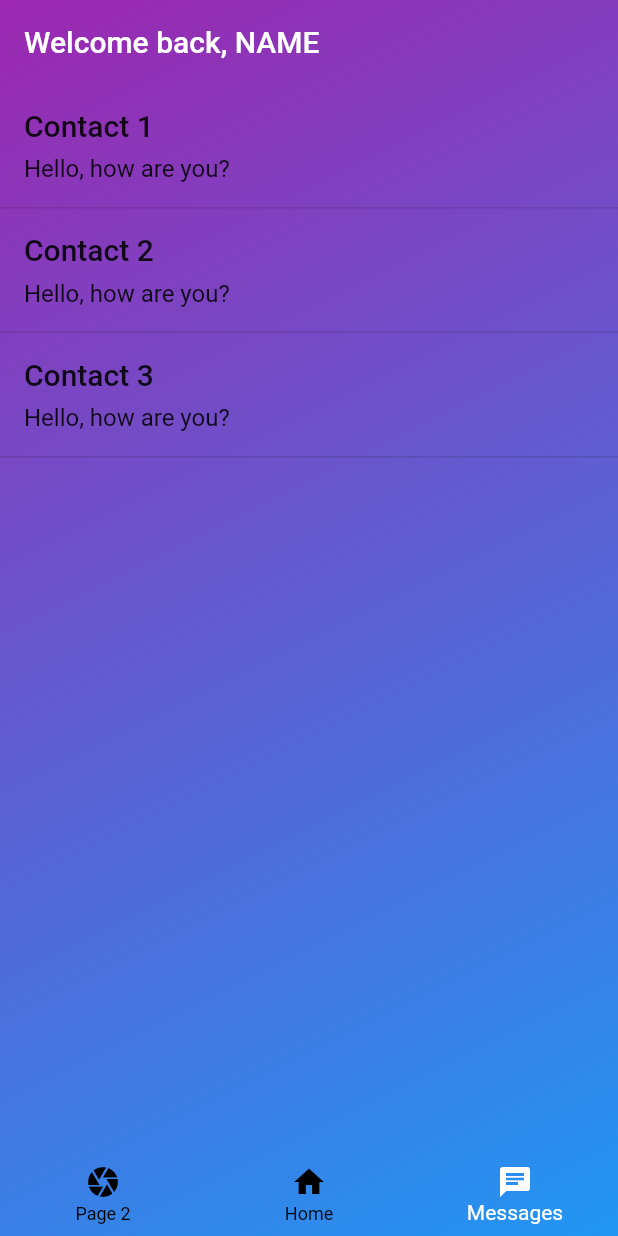
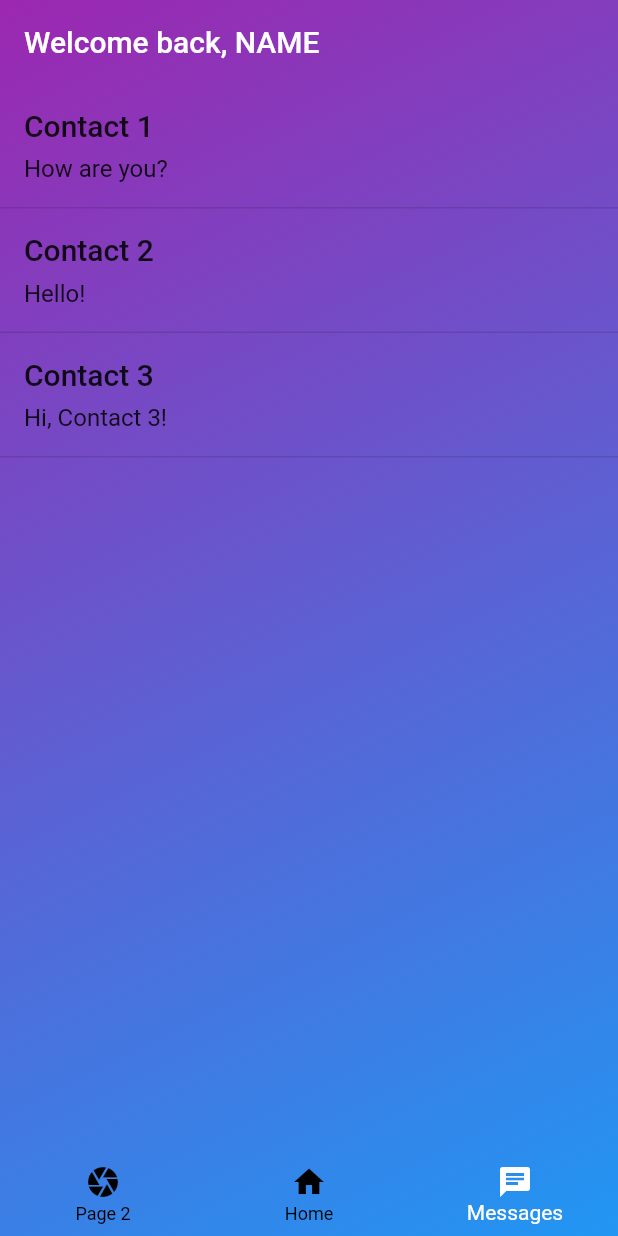
Before and after one commit to MakeMeAI/Text4U, a Flutter app: the screen it shows after launch, swiped to page 3, on a phone screen of 412 x 824 dp. Run offline on Flutter 3.47's test engine with Material 2 defaults, Android fonts, the phone set to English and light mode, and no system bars.

Commit message:
Edited the data structure to allow for the last message sent to be accessed by the chat window.
This allows us to preview the last sent message before clicking, some code needs to be refactored to allow the chat selector to be a reactive element.

```diff
--- a/lib/ContactList.dart
+++ b/lib/ContactList.dart
@@ -10,16 +10,16 @@ class ContactList extends StatelessWidget {
 
 // Initialize list of UserContacts with dummy data
   List<UserContacts> dummyContacts = [
-    UserContacts('contact_id_1', 'Contact 1', pastMessages: [
+    UserContacts('contact_id_1', 'Contact 1', 'How are you?', pastMessages: [
       Message(true, 'Hello!'), // Example user message
       Message(false, 'Hi there!'), // Example contact message
       Message(true, 'How are you?'), // Example user message
     ]),
-    UserContacts('contact_id_2', 'Contact 2', pastMessages: [
+    UserContacts('contact_id_2', 'Contact 2', 'Hello!', pastMessages: [
       Message(true, 'Hey!'), // Example user message
       Message(false, 'Hello!'), // Example contact message
     ]),
-    UserContacts('contact_id_3', 'Contact 3', pastMessages: [
+    UserContacts('contact_id_3', 'Contact 3', 'Hi, Contact 3!', pastMessages: [
       Message(false, 'Hi!'), // Example contact message
       Message(true, 'Hi, Contact 3!'), // Example user message
     ]),
@@ -41,7 +41,8 @@ class ContactList extends StatelessWidget {
                 (BuildContext context, int index) {
               return ContactBox(
                 contactName: dummyContacts[index].contactName,
-                lastMessage: 'Hello, how are you?',
+                //need to add a state update to this list so it dynamically changes instead of being static
+                lastMessage: dummyContacts[index].lastMessage,
                 onPressed: () {
                   Navigator.push(context, new MaterialPageRoute(
                     builder: (context)=>chatDisplay(contact: dummyContacts[index].contactName, chatData: dummyContacts[index])));
--- a/lib/conversationPage.dart
+++ b/lib/conversationPage.dart
@@ -51,6 +51,7 @@ class chatDisplayState extends State<chatDisplay> {
                 IconButton(
                   icon: Icon(Icons.clear, color: Colors.black),
                   onPressed: () {
+
                     Navigator.pop(context);
                   },
                 ),
--- a/lib/helper/UserContacts.dart
+++ b/lib/helper/UserContacts.dart
@@ -11,11 +11,12 @@ class UserContacts {
   String contactID;
   //contact name can be changed later
   String contactName;
+  String lastMessage;
   List<Message> pastMessages;
   // String profilePicture;
   //might want to add profilePicture population
   // Constructor
-  UserContacts(this.contactID, this.contactName, {this.pastMessages = const[]});
+  UserContacts(this.contactID, this.contactName, this.lastMessage, {this.pastMessages = const[]});
 
   // Getter methods
   String getName() {
@@ -32,5 +33,6 @@ class UserContacts {
 
   void addMessage(bool sentByMe, String content){
     pastMessages.add(Message(sentByMe, content));
+    lastMessage = content;
   }
 }
```
